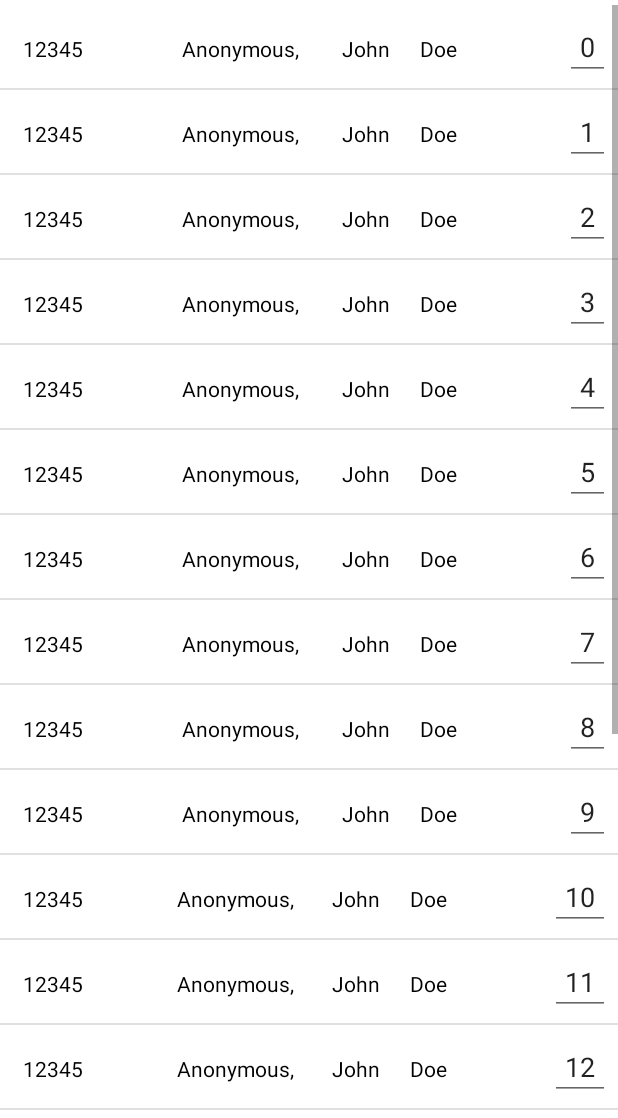
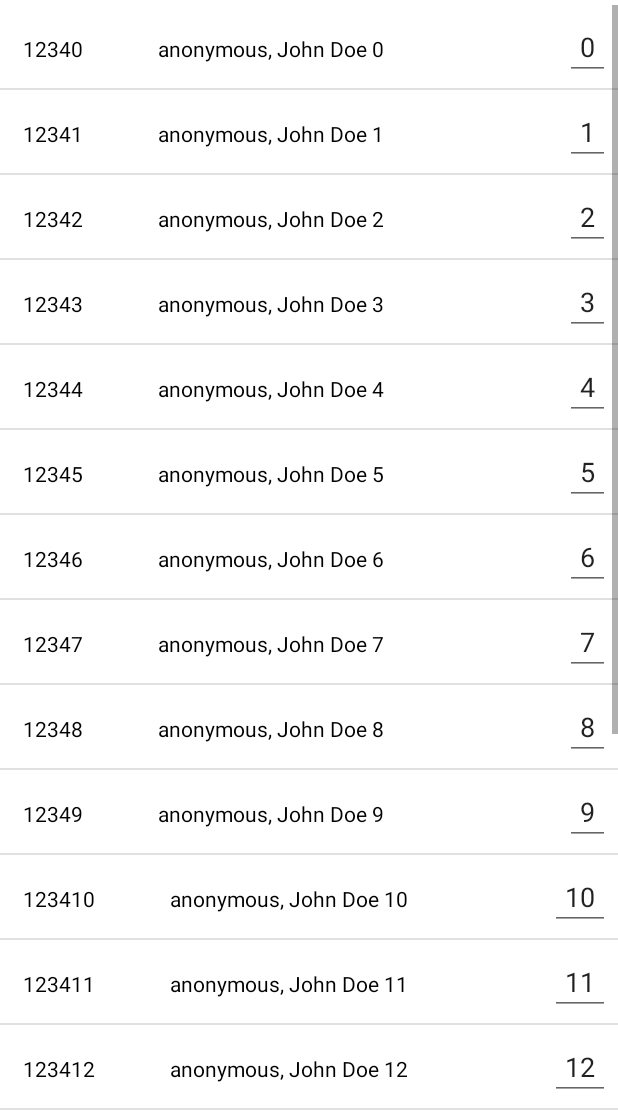
Before and after one commit to Githongo/IsoMarks, an Android app: the screen it shows after launch (EditmarksActivity), after a tap on "Mathematics", on a phone screen of 412 x 824 dp, the part 118-1236 px from its top. Run offline under Robolectric (Android 15) with nearby library versions, the phone set to English and light mode, and no system bars; our stand-ins replace Volley; network calls fail.

Commit message:
List view functionality added

```diff
--- a/app/build.gradle
+++ b/app/build.gradle
@@ -25,6 +25,7 @@ dependencies {
     implementation 'androidx.constraintlayout:constraintlayout:1.1.3'
     implementation 'com.google.android.material:material:1.2.0-alpha02'
     implementation 'androidx.cardview:cardview:1.0.0'
+    implementation 'com.android.volley:volley:1.1.1'
     testImplementation 'junit:junit:4.12'
     androidTestImplementation 'androidx.test.ext:junit:1.1.0'
     androidTestImplementation 'androidx.test.espresso:espresso-core:3.1.1'
--- a/app/src/main/AndroidManifest.xml
+++ b/app/src/main/AndroidManifest.xml
@@ -3,6 +3,7 @@
     package="com.blume.isomarks">
 
     <uses-permission android:name="android.permission.INTERNET" />
+    <uses-permission android:name="android.permission.ACCESS_NETWORK_STATE" />
 
     <application
         android:allowBackup="true"
--- a/app/src/main/java/com/blume/edithelpers/EditAdapter.java
+++ b/app/src/main/java/com/blume/edithelpers/EditAdapter.java
@@ -8,6 +8,7 @@ import android.view.View;
 import android.view.ViewGroup;
 import android.widget.BaseAdapter;
 import android.widget.EditText;
+import android.widget.TextView;
 
 import com.blume.isomarks.R;
 
@@ -59,6 +60,8 @@ public class EditAdapter extends BaseAdapter {
             convertView = inflater.inflate(R.layout.item_editmarks, null, true);
 
             holder.editText = (EditText) convertView.findViewById(R.id.editid);
+            holder.admTextView = (TextView) convertView.findViewById(R.id.adm_no);
+            holder.nameTextView = (TextView) convertView.findViewById(R.id.nameText);
 
             convertView.setTag(holder);
         }else {
@@ -67,6 +70,8 @@ public class EditAdapter extends BaseAdapter {
         }
 
         holder.editText.setText(editModelArrayList.get(position).getEditTextValue());
+        holder.admTextView.setText(editModelArrayList.get(position).getAdmTextValue());
+        holder.nameTextView.setText(editModelArrayList.get(position).getNameTextValue());
 
         holder.editText.addTextChangedListener(new TextWatcher() {
             @Override
@@ -92,6 +97,8 @@ public class EditAdapter extends BaseAdapter {
 
     private class ViewHolder {
 
+        public TextView admTextView;
+        public TextView nameTextView;
         protected EditText editText;
 
     }
--- a/app/src/main/java/com/blume/edithelpers/EditModel.java
+++ b/app/src/main/java/com/blume/edithelpers/EditModel.java
@@ -2,6 +2,8 @@ package com.blume.edithelpers;
 
 public class EditModel {
     private String editTextValue;
+    private String admTextValue;
+    private String nameTextValue;
 
     public String getEditTextValue() {
         return editTextValue;
@@ -10,4 +12,19 @@ public class EditModel {
     public void setEditTextValue(String editTextValue) {
         this.editTextValue = editTextValue;
     }
+    public String getAdmTextValue() {
+        return admTextValue;
+    }
+    public void setAdmTextValue(String admTextValue) {
+        this.admTextValue = admTextValue;
+    }
+
+    public String getNameTextValue() {
+        return nameTextValue;
+    }
+    public void setNameTextValue(String admTextValue) {
+        this.nameTextValue = admTextValue;
+    }
+
+
 }
--- a/app/src/main/java/com/blume/isomarks/EditmarksActivity.java
+++ b/app/src/main/java/com/blume/isomarks/EditmarksActivity.java
@@ -8,17 +8,31 @@ import android.os.Bundle;
 import android.view.Menu;
 import android.view.MenuItem;
 import android.widget.ListView;
+import android.widget.TextView;
 import android.widget.Toast;
 
+import com.android.volley.Request;
+import com.android.volley.RequestQueue;
+import com.android.volley.Response;
+import com.android.volley.VolleyError;
+import com.android.volley.toolbox.StringRequest;
+import com.android.volley.toolbox.Volley;
 import com.blume.edithelpers.EditAdapter;
 import com.blume.edithelpers.EditModel;
 
+import org.json.JSONArray;
+import org.json.JSONException;
+import org.json.JSONObject;
+
 import java.util.ArrayList;
+import java.util.HashMap;
+import java.util.Map;
 
 public class EditmarksActivity extends AppCompatActivity {
     private ListView editLv;
     private EditAdapter editAdapter;
     public ArrayList<EditModel> editModelArrayList;
+    String studentList_url = "http://kilishi.co.ke/Android_list_students.php";
 
     @Override
     protected void onCreate(Bundle savedInstanceState) {
@@ -28,6 +42,7 @@ public class EditmarksActivity extends AppCompatActivity {
         Toolbar myToolbar = findViewById(R.id.editmarks_toolbar);
         setSupportActionBar(myToolbar);
         setTitle(getIntent().getExtras().getString("subjectName")+", "+getIntent().getExtras().getString("stream"));
+        loadStudents();
 
         //initializing lv
         editLv = (ListView) findViewById(R.id.editListView);
@@ -36,7 +51,45 @@ public class EditmarksActivity extends AppCompatActivity {
         editAdapter = new EditAdapter(this,editModelArrayList);
         editLv.setAdapter(editAdapter);
 
+
+
     }
+
+    private void loadStudents() {
+        StringRequest studentRequest = new StringRequest(Request.Method.POST, studentList_url, new Response.Listener<String>() {
+            @Override
+            public void onResponse(String response) {
+                try {
+                    JSONArray students = new JSONArray(response);
+                    JSONObject studentsObj = students.getJSONObject(0);
+                    Toast.makeText(EditmarksActivity.this,studentsObj.getString("name"),Toast.LENGTH_LONG).show();
+                }
+                catch (JSONException je){
+                    Toast.makeText(EditmarksActivity.this,je.toString(),Toast.LENGTH_LONG).show();
+                }
+
+            }
+        }, new Response.ErrorListener() {
+            @Override
+            public void onErrorResponse(VolleyError error) {
+                Toast.makeText(EditmarksActivity.this,error.toString(),Toast.LENGTH_LONG).show();
+            }
+        }){
+            @Override
+            protected Map<String,String> getParams(){
+                Map<String,String> params = new HashMap<String, String>();
+                params.put("stream", "YALE");
+                params.put("class", "3");
+
+                return params;
+            }
+
+        };
+
+        RequestQueue requestQueue = Volley.newRequestQueue(this);
+        requestQueue.add(studentRequest);
+    }
+
 
     //inflating toolbar with menu res
     @Override
@@ -56,7 +109,7 @@ public class EditmarksActivity extends AppCompatActivity {
             Toast.makeText(EditmarksActivity.this, "Sorted...", Toast.LENGTH_SHORT).show();
         }
         if (itemId == R.id.editmarks_menu_save){
-            String Mark = EditAdapter.editModelArrayList.get(0).getEditTextValue();
+            String Mark = EditAdapter.editModelArrayList.get(18).getEditTextValue();
             Toast.makeText(EditmarksActivity.this, Mark, Toast.LENGTH_SHORT).show();
         }
         return super.onOptionsItemSelected(item);
@@ -68,6 +121,8 @@ public class EditmarksActivity extends AppCompatActivity {
         for(int i = 0; i < 20; i++){
             EditModel editModel = new EditModel();
             editModel.setEditTextValue(String.valueOf(i));
+            editModel.setAdmTextValue("1234"+ i);
+            editModel.setNameTextValue("anonymous, John Doe "+ i);
             list.add(editModel);
         }
 
--- a/app/src/main/res/layout/item_editmarks.xml
+++ b/app/src/main/res/layout/item_editmarks.xml
@@ -10,32 +10,27 @@
         android:padding="5dp">
 
         <TextView
-            android:layout_width="0dp"
-            android:layout_weight="1.0"
-            android:layout_height="wrap_content"
-            android:textColor="#000"
-            android:padding="10sp"
-            android:text="12345"/>
-        <TextView
-            android:layout_width="0dp"
-            android:layout_weight="1.0"
-            android:layout_height="wrap_content"
-            android:textColor="#000"
-            android:padding="10sp"
-            android:text="Anonymous,"/>
-        <TextView
+            android:id="@+id/adm_no"
             android:layout_width="wrap_content"
             android:layout_height="wrap_content"
-            android:textColor="#000"
             android:padding="10sp"
-            android:text="John"/>
+            android:text="12345"
+            android:textColor="#000" />
+
         <TextView
+            android:id="@+id/nameText"
+            android:layout_width="wrap_content"
+            android:layout_height="wrap_content"
+            android:layout_marginLeft="30sp"
+            android:padding="10sp"
+            android:text="Anonymous, John Doe"
+            android:textColor="#000" />
+
+        <View
             android:layout_width="0dp"
-            android:layout_weight="1.0"
-            android:layout_height="wrap_content"
-            android:textColor="#000"
-            android:padding="10sp"
-            android:text="Doe"/>
+            android:layout_height="0dp"
+            android:layout_weight="1" />
+
 
         <EditText
             android:id="@+id/editid"
```
